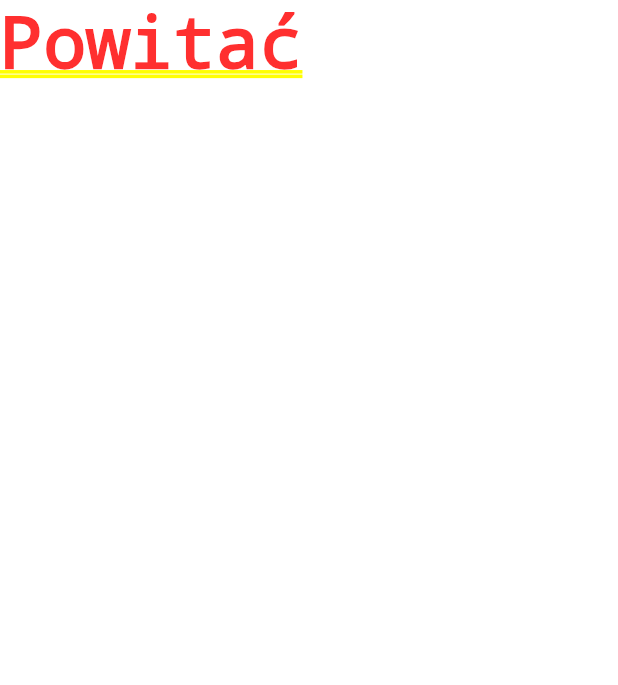
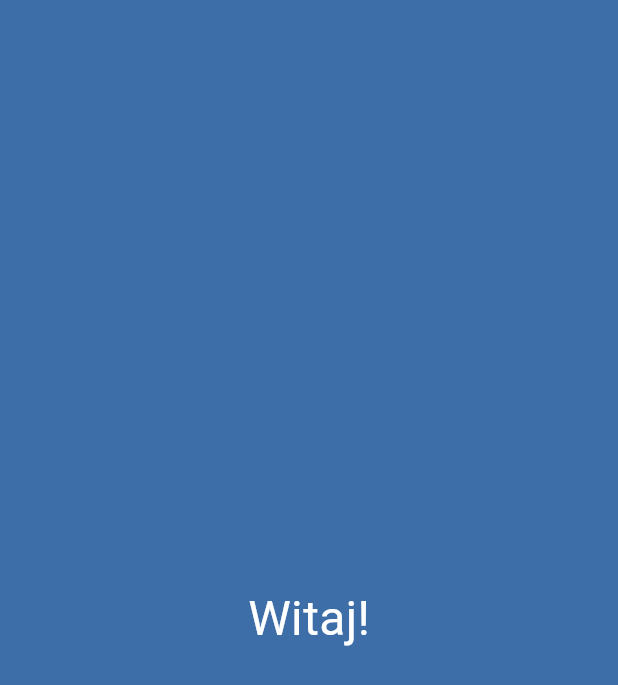
Before and after one commit to Hashtan/WelcomePage, a Flutter app: the screen it shows after launch, after a tap on "Pomiń", on a phone screen of 412 x 824 dp. Shown: the top 685 px of the screen. Run offline on Flutter 3.47's test engine with Material 3 defaults, Android fonts, the light colour scheme and no system bars.

Commit message:
Changed wrong informations in pages 2-6, created box styles class, changed home page screen

```diff
--- a/lib/pages/home_screen.dart
+++ b/lib/pages/home_screen.dart
@@ -1,10 +1,16 @@
-import 'package:flutter/cupertino.dart';
+import 'package:flutter/material.dart';
+import 'package:welcome_pages/styles/box_decorations.dart';
+import 'package:welcome_pages/styles/text_styles.dart';
 
 class HomeScreen extends StatelessWidget {
   const HomeScreen({super.key});
 
   @override
   Widget build(BuildContext context) {
-    return const Text('Powitać');
+    return Scaffold(
+        backgroundColor: const Color.fromRGBO(62, 110, 167, 1),
+        body: Center(
+            child: Text('Witaj!',
+                style: TextStyles.heading.copyWith(fontSize: 32))));
   }
 }
--- a/lib/pages/page_2.dart
+++ b/lib/pages/page_2.dart
@@ -9,9 +9,9 @@ class SecondPage extends StatelessWidget {
   @override
   Widget build(BuildContext context) {
     return const Pages(
-        title: 'Spędzaj czas\nkreatywnie!',
-        boldWord: 'kreatywnie',
-        image: 'assets/images/2.png',
+        title: 'Bierz udział\nw wydarzeniach!',
+        boldWord: 'Bierz udział',
+        image: 'assets/images/3.png',
         widget: TwoButtonsWidget(page: ThirdPage()));
   }
 }
--- a/lib/pages/page_3.dart
+++ b/lib/pages/page_3.dart
@@ -9,9 +9,9 @@ class ThirdPage extends StatelessWidget {
   @override
   Widget build(BuildContext context) {
     return const Pages(
-        title: 'Spędzaj czas\nkreatywnie!',
-        boldWord: 'kreatywnie',
-        image: 'assets/images/2.png',
+        title: 'Poznawaj\nnieodkryte szlaki!',
+        boldWord: 'szlaki',
+        image: 'assets/images/4.png',
         widget: TwoButtonsWidget(page: FourthPage()));
   }
 }
--- a/lib/pages/page_4.dart
+++ b/lib/pages/page_4.dart
@@ -9,9 +9,9 @@ class FourthPage extends StatelessWidget {
   @override
   Widget build(BuildContext context) {
     return const Pages(
-        title: 'Spędzaj czas\nkreatywnie!',
-        boldWord: 'kreatywnie',
-        image: 'assets/images/2.png',
+        title: 'Ustawiaj\nprzypomnienia!',
+        boldWord: 'przypomnienia',
+        image: 'assets/images/5.png',
         widget: TwoButtonsWidget(page: FifthPage()));
   }
 }
--- a/lib/pages/page_5.dart
+++ b/lib/pages/page_5.dart
@@ -9,9 +9,9 @@ class FifthPage extends StatelessWidget {
   @override
   Widget build(BuildContext context) {
     return const Pages(
-        title: 'Spędzaj czas\nkreatywnie!',
-        boldWord: 'kreatywnie',
-        image: 'assets/images/2.png',
+        title: 'Bądź na bieżąco!',
+        boldWord: 'na bieżąco',
+        image: 'assets/images/6.png',
         widget: TwoButtonsWidget(page: SixthPage()));
   }
 }
--- a/lib/pages/pages.dart
+++ b/lib/pages/pages.dart
@@ -1,4 +1,5 @@
 import 'package:flutter/material.dart';
+import 'package:welcome_pages/styles/box_decorations.dart';
 import 'package:welcome_pages/styles/text_styles.dart';
 
 class Pages extends StatelessWidget {
@@ -18,12 +19,7 @@ class Pages extends StatelessWidget {
   Widget build(BuildContext context) {
     final parts = title.split(boldWord);
     return Container(
-        decoration: const BoxDecoration(
-            gradient: RadialGradient(
-                center: AlignmentDirectional(0, -0.3),
-                radius: 0.35,
-                colors: [Colors.white, Color.fromRGBO(62, 110, 167, 1)],
-                stops: [0.03, 1])),
+        decoration: BoxDecorations.backgroundColour,
         child: Scaffold(
             backgroundColor: Colors.transparent,
             body: SafeArea(
--- a/lib/widgets/one_button_widget.dart
+++ b/lib/widgets/one_button_widget.dart
@@ -1,6 +1,6 @@
 import 'package:flutter/material.dart';
 import 'package:welcome_pages/pages/home_screen.dart';
-import 'package:welcome_pages/styles/button_style.dart';
+import 'package:welcome_pages/styles/button_styles.dart';
 import 'package:welcome_pages/styles/text_styles.dart';
 
 class OneButtonWidget extends StatelessWidget {
--- a/lib/widgets/two_buttons_widget.dart
+++ b/lib/widgets/two_buttons_widget.dart
@@ -1,6 +1,6 @@
 import 'package:flutter/material.dart';
 import 'package:welcome_pages/pages/home_screen.dart';
-import 'package:welcome_pages/styles/button_style.dart';
+import 'package:welcome_pages/styles/button_styles.dart';
 import 'package:welcome_pages/styles/text_styles.dart';
 
 class TwoButtonsWidget extends StatelessWidget {
--- a/pubspec.yaml
+++ b/pubspec.yaml
@@ -99,4 +99,4 @@ flutter:
   fonts:
     - family: Roboto
       fonts:
-        - asset: fonts/Roboto-Regular.ttf
+        - asset: assets/fonts/Roboto-Regular.ttf
```
Also changed, not shown: lib/pages/page_6.dart (+5 -6 lines), lib/styles/box_decorations.dart (added, +10 -0 lines), lib/styles/button_styles.dart (renamed from lib/styles/button_style.dart).
